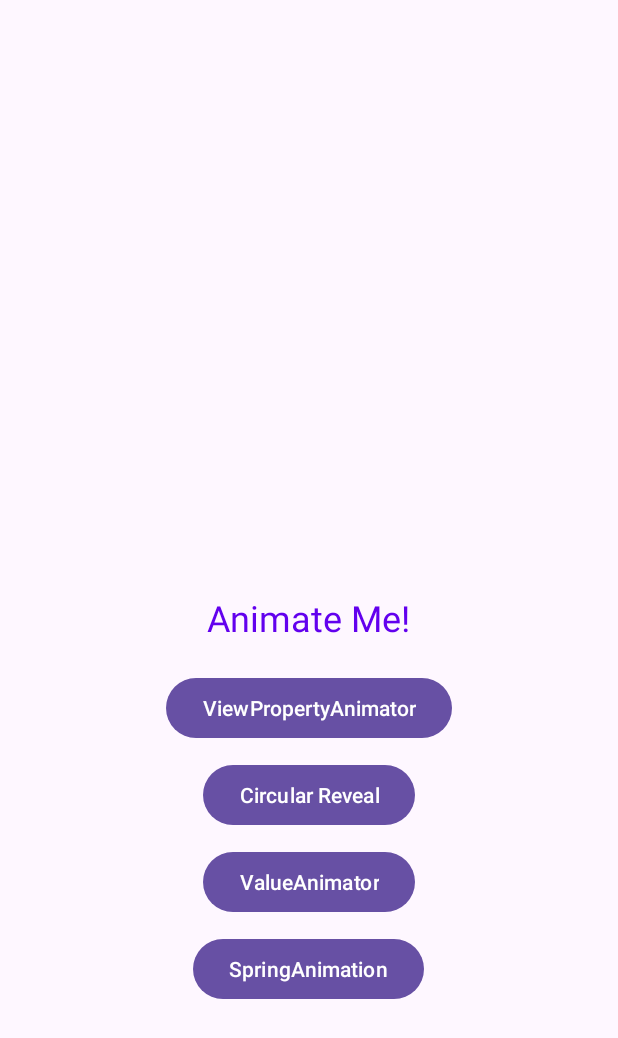
After one commit to sumitpanchal18/PracticeKotlin, an Android app: the layout activity_animation.xml on its own in the app's theme, with its tools: preview values and no code run, on a phone screen of 412 x 824 dp. The commit adds this screen. Shown: the top 1038 px of the screen. Run offline under Robolectric (Android 15) with nearby library versions, the phone set to English and light mode, and no system bars.

Commit message:
Animation added

```diff
--- a/app/build.gradle.kts
+++ b/app/build.gradle.kts
@@ -67,5 +67,6 @@ dependencies {
 
     // WorkManager
     implementation (libs.androidx.work.runtime.ktx)
+    implementation (libs.androidx.dynamicanimation)
 
 }
--- a/app/src/main/java/com/example/practicekt/activity/navigationController/NavControlActivity.kt
+++ b/app/src/main/java/com/example/practicekt/activity/navigationController/NavControlActivity.kt
@@ -21,7 +21,6 @@ class NavControlActivity : AppCompatActivity() {
         val toolbar: Toolbar = findViewById(R.id.toolbar)
         setSupportActionBar(toolbar)
 
-        // Set up NavController
         val navHostFragment = supportFragmentManager
             .findFragmentById(R.id.nav_host_fragment) as NavHostFragment
         navController = navHostFragment.navController
--- /dev/null
+++ b/app/src/main/res/layout/activity_animation.xml
@@ -0,0 +1,52 @@
+<!-- res/layout/activity_main.xml -->
+<RelativeLayout xmlns:android="http://schemas.android.com/apk/res/android"
+    xmlns:tools="http://schemas.android.com/tools"
+    android:layout_width="match_parent"
+    android:layout_height="match_parent"
+    tools:context=".activity.AnimationActivity">
+
+    <TextView
+        android:id="@+id/animatedTextView"
+        android:layout_width="wrap_content"
+        android:layout_height="wrap_content"
+        android:layout_centerInParent="true"
+        android:text="Animate Me!"
+        android:textSize="24sp"
+        android:textColor="#FF6200EE" />
+
+    <Button
+        android:id="@+id/propertyAnimateButton"
+        android:layout_width="wrap_content"
+        android:layout_height="wrap_content"
+        android:layout_below="@id/animatedTextView"
+        android:layout_marginTop="20dp"
+        android:layout_centerHorizontal="true"
+        android:text="ViewPropertyAnimator" />
+
+    <Button
+        android:id="@+id/circularRevealButton"
+        android:layout_width="wrap_content"
+        android:layout_height="wrap_content"
+        android:layout_below="@id/propertyAnimateButton"
+        android:layout_marginTop="10dp"
+        android:layout_centerHorizontal="true"
+        android:text="Circular Reveal" />
+
+    <Button
+        android:id="@+id/valueAnimatorButton"
+        android:layout_width="wrap_content"
+        android:layout_height="wrap_content"
+        android:layout_below="@id/circularRevealButton"
+        android:layout_marginTop="10dp"
+        android:layout_centerHorizontal="true"
+        android:text="ValueAnimator" />
+
+    <Button
+        android:id="@+id/springAnimatorButton"
+        android:layout_width="wrap_content"
+        android:layout_height="wrap_content"
+        android:layout_below="@id/valueAnimatorButton"
+        android:layout_marginTop="10dp"
+        android:layout_centerHorizontal="true"
+        android:text="SpringAnimation" />
+</RelativeLayout>
--- a/gradle/libs.versions.toml
+++ b/gradle/libs.versions.toml
@@ -1,6 +1,7 @@
 [versions]
-agp = "8.4.1"
+agp = "8.6.1"
 cardview = "1.0.0"
+dynamicanimation = "1.0.0"
 glide = "4.16.0"
 kotlin = "1.9.22"
 coreKtx = "1.13.1"
@@ -22,6 +23,7 @@ workRuntimeKtx = "2.9.1"
 [libraries]
 androidx-cardview = { module = "androidx.cardview:cardview", version.ref = "cardview" }
 androidx-core-ktx = { group = "androidx.core", name = "core-ktx", version.ref = "coreKtx" }
+androidx-dynamicanimation = { module = "androidx.dynamicanimation:dynamicanimation", version.ref = "dynamicanimation" }
 androidx-lifecycle-extensions = { module = "androidx.lifecycle:lifecycle-extensions", version.ref = "lifecycleExtensions" }
 androidx-lifecycle-livedata-ktx = { module = "androidx.lifecycle:lifecycle-livedata-ktx", version.ref = "lifecycleLivedataKtx" }
 androidx-lifecycle-viewmodel-ktx = { module = "androidx.lifecycle:lifecycle-viewmodel-ktx", version.ref = "lifecycleLivedataKtx" }
```
Also changed, not shown: app/src/main/AndroidManifest.xml (+5 -4 lines), app/src/main/java/com/example/practicekt/activity/AnimationActivity.kt (added, +85 -0 lines), app/src/main/java/com/example/practicekt/activity/MainActivity.kt (+23 -6 lines), app/src/main/java/com/example/practicekt/activity/SecondActivity.kt (+12 -3 lines).
